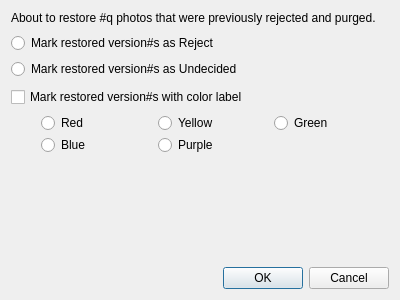
wagenadl/photohoard, file src/ui/RestoreDialog.ui: the form before one commit.
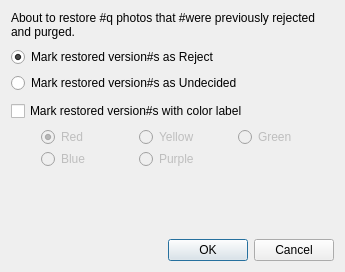
The form after the commit.

Commit message: Purge and restore appears to work

Patch:
```diff
--- a/src/ui/RestoreDialog.ui
+++ b/src/ui/RestoreDialog.ui
@@ -6,8 +6,8 @@
    <rect>
     <x>0</x>
     <y>0</y>
-    <width>400</width>
-    <height>300</height>
+    <width>345</width>
+    <height>272</height>
    </rect>
   </property>
   <property name="windowTitle">
@@ -17,7 +17,7 @@
    <item>
     <widget class="QLabel" name="mainLabelLong">
      <property name="text">
-      <string>About to restore #q photos that were previously rejected and purged.</string>
+      <string>About to restore #q photos that #were previously rejected and purged.</string>
      </property>
      <property name="wordWrap">
       <bool>true</bool>
@@ -45,6 +45,9 @@
      <property name="text">
       <string>Mark restored version#s as Reject</string>
      </property>
+     <property name="checked">
+      <bool>true</bool>
+     </property>
     </widget>
    </item>
    <item>
@@ -79,6 +82,9 @@
    </item>
    <item>
     <widget class="QWidget" name="colorContainer" native="true">
+     <property name="enabled">
+      <bool>false</bool>
+     </property>
      <layout class="QGridLayout" name="gridLayout">
       <property name="leftMargin">
        <number>30</number>
@@ -107,6 +113,9 @@
         <property name="text">
          <string>Red</string>
         </property>
+        <property name="checked">
+         <bool>true</bool>
+        </property>
        </widget>
       </item>
       <item row="0" column="1">
```
Left out of the diff: 28 changed lines with no effect on the pictures. The commit also changes 14 other files.
